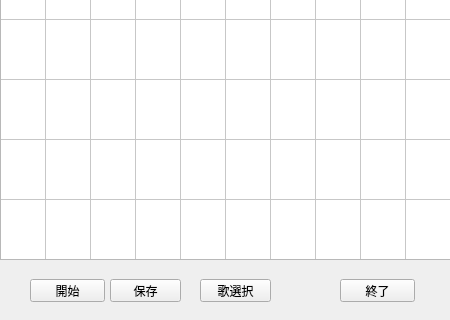
Old version of the form naniwazuUI/karuta.ui in the repository suzumitu/Naniwazu; both pictures show x 0 to 450 and y 341 to 661 of the 450 by 661 pixel window.
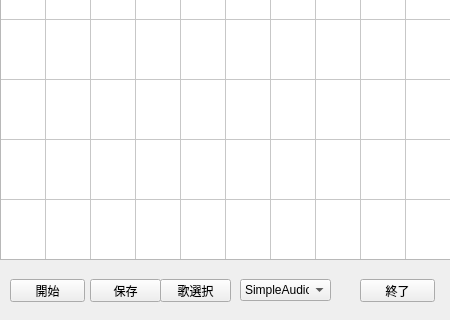
New version of the form.

Commit message:
Added comboBox for sound player
 - Added comboBox which can select sound player

What changed in the file:
```diff
--- a/naniwazuUI/karuta.ui
+++ b/naniwazuUI/karuta.ui
@@ -107,7 +107,7 @@
   <widget class="QPushButton" name="btnStart">
    <property name="geometry">
     <rect>
-     <x>30</x>
+     <x>10</x>
      <y>620</y>
      <width>75</width>
      <height>23</height>
@@ -120,7 +120,7 @@
   <widget class="QPushButton" name="btnSave">
    <property name="geometry">
     <rect>
-     <x>110</x>
+     <x>90</x>
      <y>620</y>
      <width>71</width>
      <height>23</height>
@@ -133,7 +133,7 @@
   <widget class="QPushButton" name="btnShow">
    <property name="geometry">
     <rect>
-     <x>200</x>
+     <x>160</x>
      <y>620</y>
      <width>71</width>
      <height>23</height>
@@ -146,7 +146,7 @@
   <widget class="QPushButton" name="btnExit">
    <property name="geometry">
     <rect>
-     <x>340</x>
+     <x>360</x>
      <y>620</y>
      <width>75</width>
      <height>23</height>
@@ -156,6 +156,31 @@
     <string>終了</string>
    </property>
   </widget>
+  <widget class="QComboBox" name="cbPlayer">
+   <property name="geometry">
+    <rect>
+     <x>240</x>
+     <y>620</y>
+     <width>91</width>
+     <height>22</height>
+    </rect>
+   </property>
+   <item>
+    <property name="text">
+     <string>SimpleAudio</string>
+    </property>
+   </item>
+   <item>
+    <property name="text">
+     <string>WinSound</string>
+    </property>
+   </item>
+   <item>
+    <property name="text">
+     <string>WMPlayer</string>
+    </property>
+   </item>
+  </widget>
  </widget>
  <resources/>
  <connections/>
```
The commit also changes 2 other files.
